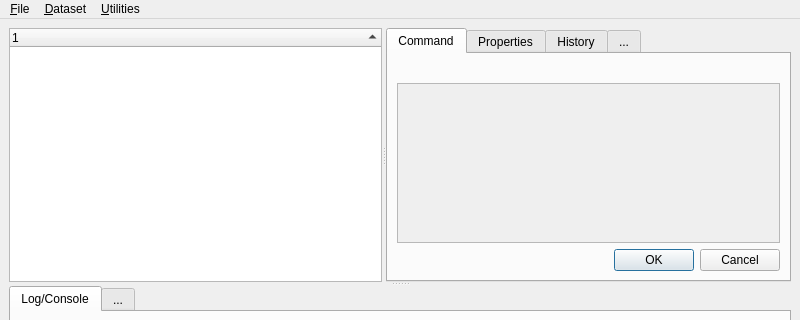
This is datalad_gooey/resources/ui/main_window.ui in datalad/datalad-gooey as Qt 5 draws it before an edit; both pictures show x 0 to 800 and y 0 to 320 of the 800 by 600 pixel window. The edited form follows.
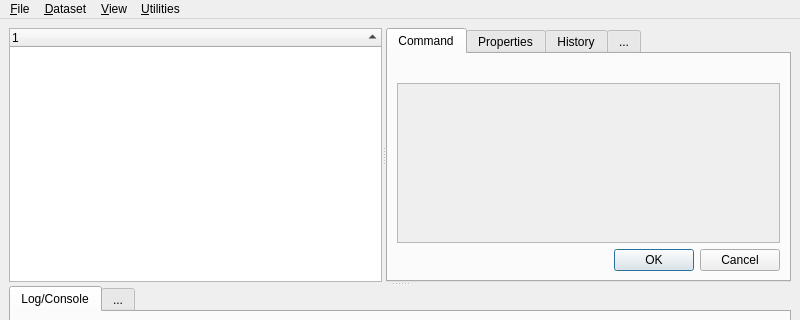
This is the edited form.

Commit message: Make UI mode switchable via menu

```diff
--- a/datalad_gooey/resources/ui/main_window.ui
+++ b/datalad_gooey/resources/ui/main_window.ui
@@ -193,7 +193,7 @@
      <x>0</x>
      <y>0</y>
      <width>800</width>
-     <height>23</height>
+     <height>21</height>
     </rect>
    </property>
    <widget class="QMenu" name="menuUtilities">
@@ -213,8 +213,22 @@
     </property>
     <addaction name="action_Quit"/>
    </widget>
+   <widget class="QMenu" name="menuView">
+    <property name="title">
+     <string>&amp;View</string>
+    </property>
+    <widget class="QMenu" name="menuInterface">
+     <property name="title">
+      <string>&amp;Interface mode</string>
+     </property>
+     <addaction name="actionInterfaceMode_novice"/>
+     <addaction name="actionInterfaceMode_expert"/>
+    </widget>
+    <addaction name="menuInterface"/>
+   </widget>
    <addaction name="menuFile"/>
    <addaction name="menuDataset"/>
+   <addaction name="menuView"/>
    <addaction name="menuUtilities"/>
   </widget>
   <widget class="QStatusBar" name="statusbar"/>
```
Left out of the diff: 12 changed lines with no effect on the pictures. The commit also changes 1 other file.
